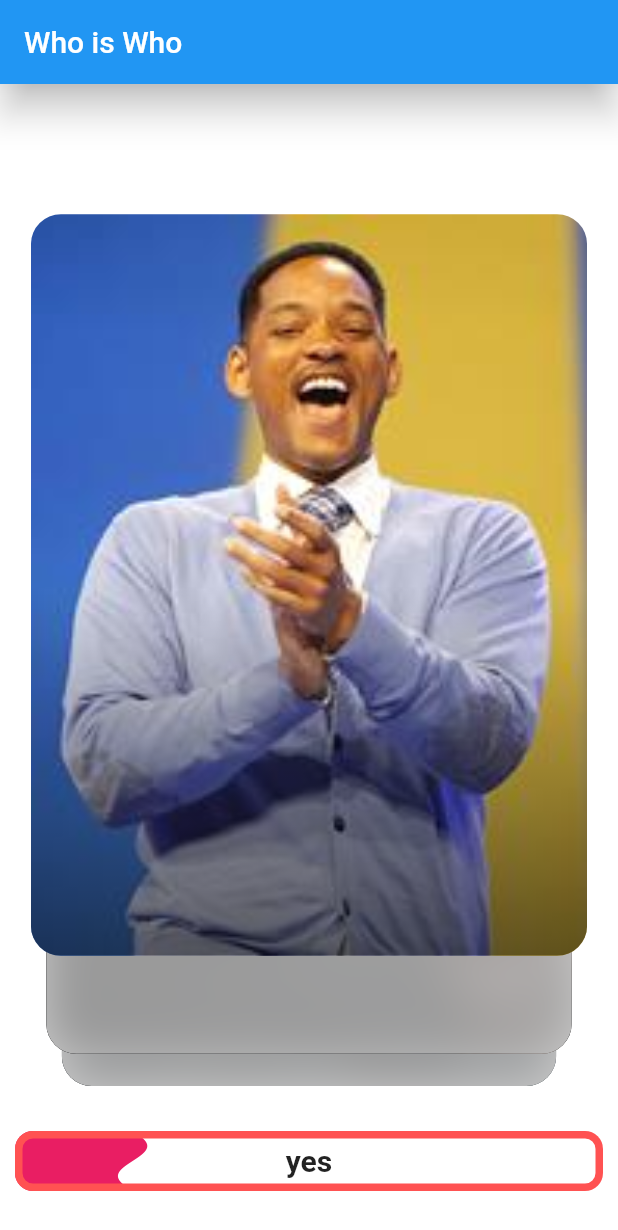
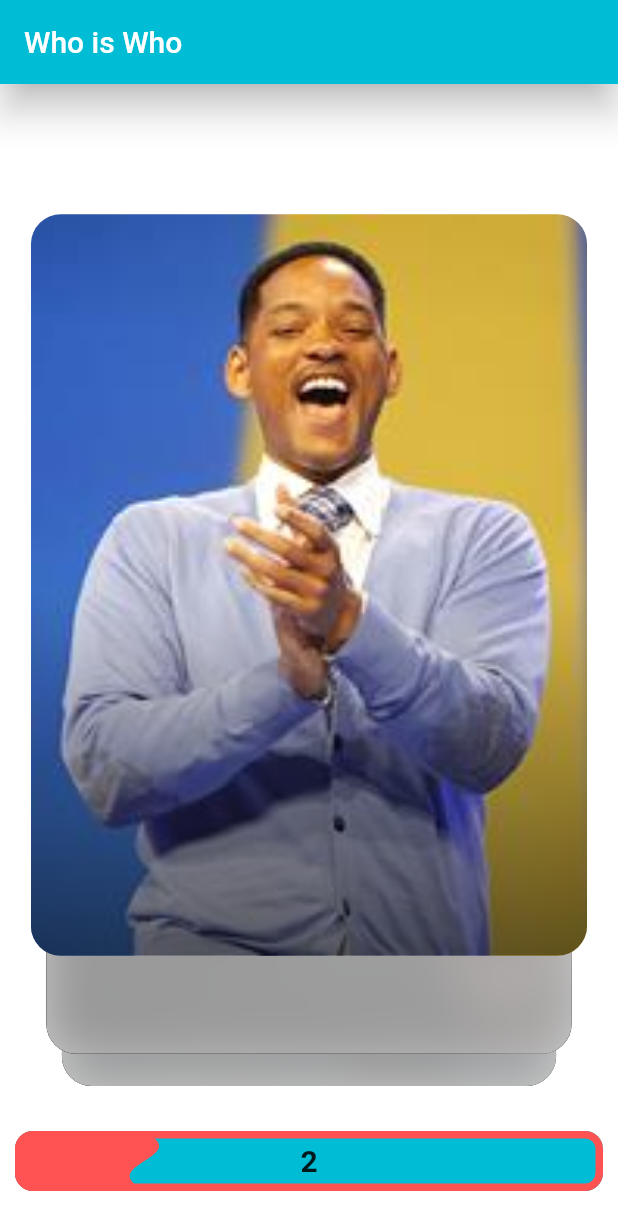
Before and after one commit to Tantan4321/flutter-whoiswho, a Flutter app: the screen it shows after launch, on a phone screen of 412 x 824 dp. Shown: the top 1230 px of the screen. Run offline on Flutter 3.47's test engine with Material 2 defaults, Android fonts, the phone set to English and light mode, and no system bars; drawn by our look-alikes of flip_card, liquid_progress_indicator.

Commit message:
Main page ui finished

```diff
--- a/lib/card.dart
+++ b/lib/card.dart
@@ -87,7 +87,7 @@ class _WhoIsCardState extends State<WhoIsCard> with TickerProviderStateMixin{
                               fontSize: 20.0,
                               fontWeight: FontWeight.w700)),
                       Padding(padding: EdgeInsets.only(bottom: 8.0)),
-                      Text('Description.',
+                      Text('', //TODO: add back description
                           textAlign: TextAlign.start,
                           style: TextStyle(color: Colors.white)),
                     ],
--- /dev/null
+++ b/lib/fade_indexed_stack.dart
@@ -0,0 +1,62 @@
+import 'package:flutter/material.dart';
+
+class FadeIndexedStack extends StatefulWidget {
+  final int index;
+  final List<Widget> children;
+  final Duration duration;
+
+  const FadeIndexedStack({
+    Key key,
+    this.index,
+    this.children,
+    this.duration = const Duration(
+      milliseconds: 800,
+    ),
+  }) : super(key: key);
+
+  @override
+  _FadeIndexedStackState createState() => _FadeIndexedStackState();
+}
+
+class _FadeIndexedStackState extends State<FadeIndexedStack>
+    with SingleTickerProviderStateMixin {
+  AnimationController _controller;
+
+  @override
+  void didUpdateWidget(FadeIndexedStack oldWidget) {
+    if (widget.index != oldWidget.index) {
+      _controller.forward(from: 0.0);
+    }
+    super.didUpdateWidget(oldWidget);
+  }
+
+  @override
+  void initState() {
+    _controller = AnimationController(vsync: this, duration: widget.duration);
+    _controller.forward();
+    super.initState();
+  }
+
+  @override
+  void dispose() {
+    _controller.dispose();
+    super.dispose();
+  }
+
+  @override
+  Widget build(BuildContext context) {
+    return AnimatedBuilder(
+      animation: _controller,
+      builder: (context, child) {
+        return Opacity(
+          opacity: _controller.value,
+          child: child,
+        );
+      },
+      child: IndexedStack(
+        index: widget.index,
+        children: widget.children,
+      ),
+    );
+  }
+}
--- a/lib/main.dart
+++ b/lib/main.dart
@@ -44,6 +44,7 @@ class _HomePageState extends State<HomePage> {
     return Scaffold(
         appBar: AppBar(
           elevation: 10.0,
+          backgroundColor: Colors.cyan,
           title: Text('Who is Who'),
         ),
         backgroundColor: Colors.white,
--- a/lib/primary_page.dart
+++ b/lib/primary_page.dart
@@ -2,6 +2,7 @@ import 'dart:ui';
 
 import 'package:flutter/material.dart';
 import 'package:flutter_whoiswho/card.dart';
+import 'package:flutter_whoiswho/fade_indexed_stack.dart';
 import 'package:liquid_progress_indicator/liquid_progress_indicator.dart';
 import 'game_framework.dart';
 import 'dart:math';
@@ -30,6 +31,15 @@ class HomeScreen extends StatefulWidget {
 class _HomeScreenState extends State<HomeScreen> with TickerProviderStateMixin {
   Game game;
 
+  int _gameBarIndex = 0;
+  int counter = 0;
+  AnimationController timer;
+
+  String get timerString {
+    Duration d = timer.duration * timer.value;
+    return '${(d.inSeconds).toString()}';
+  }
+
   List<WhoIsCard> cards = List();
   AnimationController _controller;
 
@@ -45,6 +55,17 @@ class _HomeScreenState extends State<HomeScreen> with TickerProviderStateMixin {
     //Get the first few cards
     List<Individual> firstFew = game.getFirstFew(cardsSize.length);
 
+    //Init timer
+    timer = AnimationController(
+      value: 1.0,
+      duration: Duration(seconds: 10),
+      vsync: this,
+    );
+    timer.addListener(() => setState(() {}));
+    timer.addStatusListener((AnimationStatus status) {
+      if (status == AnimationStatus.dismissed) timerComplete();
+    });
+
     //Init cards
     for (int i = 0; i < firstFew.length; i++) {
       cards.add(WhoIsCard(individual: firstFew[i], position: i));
@@ -59,6 +80,15 @@ class _HomeScreenState extends State<HomeScreen> with TickerProviderStateMixin {
     _controller.addStatusListener((AnimationStatus status) {
       if (status == AnimationStatus.completed) refreshCards();
     });
+
+    timer.reverse();
+  }
+
+  @override
+  void dispose() {
+    timer.dispose();
+    _controller.dispose();
+    super.dispose();
   }
 
   @override
@@ -73,7 +103,8 @@ class _HomeScreenState extends State<HomeScreen> with TickerProviderStateMixin {
             topCard(),
 
             // Prevent swiping if the cards are animating
-            _controller.status != AnimationStatus.forward
+            _controller.status != AnimationStatus.forward &&
+                    timer.status == AnimationStatus.dismissed
                 ? SizedBox.expand(
                     child: GestureDetector(
                     onPanUpdate: (DragUpdateDetails details) {
@@ -98,7 +129,7 @@ class _HomeScreenState extends State<HomeScreen> with TickerProviderStateMixin {
                       //If the front card was swiped far enough to count as swiped
                       if (topCardAlign.x > 3.0 || topCardAlign.x < -3.0) {
                         setState(() {
-                          animateCards();
+                          resetAnimators();
                         });
                       } else {
                         //Otherwise go back to initial rotation and alignment
@@ -117,9 +148,10 @@ class _HomeScreenState extends State<HomeScreen> with TickerProviderStateMixin {
     );
   }
 
-  void flipCard() {
+  void timerComplete() {
     setState(() {
       cards[0].flip();
+      _gameBarIndex = 1;
     });
   }
 
@@ -164,7 +196,6 @@ class _HomeScreenState extends State<HomeScreen> with TickerProviderStateMixin {
 
   void refreshCards() {
     setState(() {
-      print("refreshing cards...");
       var temp = cards[0];
       cards[0] = cards[1];
       cards[0].position = 0;
@@ -172,32 +203,64 @@ class _HomeScreenState extends State<HomeScreen> with TickerProviderStateMixin {
       cards[1].position = 1;
       cards[2] = WhoIsCard(individual: game.next(false), position: 2);
 
+      counter++; //keep track of cards passed
+
       //Reset alignments
       topCardAlign = defaultTopCardAlign;
       topCardRot = 0.0;
+
+      //Start timer again
+      timer.reverse();
+      _gameBarIndex = 0;
+
+      print("refreshing cards, counter: $counter");
     });
   }
 
-  void animateCards() {
+  void resetAnimators() {
     _controller.stop();
     _controller.value = 0.0;
     _controller.forward();
+    timer.stop();
+    timer.reset();
+    timer.value = 1.0;
   }
 
   Widget gameBar() {
-    return Container(
+    return FadeIndexedStack(
+        duration: Duration(milliseconds: 200),
+        index: _gameBarIndex,
+        children: <Widget>[
+          Container(
               height: 40.0,
               margin: EdgeInsets.symmetric(vertical: 30.0, horizontal: 10.0),
               child: LiquidLinearProgressIndicator(
-          value: 0.2,
-          valueColor: AlwaysStoppedAnimation(Colors.pink),
+                value: timer.value,
+                valueColor: AlwaysStoppedAnimation(Colors.redAccent),
+                backgroundColor: Colors.cyan,
                 borderColor: Colors.redAccent,
                 borderWidth: 5.0,
                 borderRadius: 12.0,
                 direction: Axis.horizontal,
-          center: Text("yes",
-              style: TextStyle(fontSize: 20.0, fontWeight: FontWeight.bold)),
-        ));
+                center: Text(timerString,
+                    style:
+                        TextStyle(fontSize: 20.0, fontWeight: FontWeight.bold)),
+              )),
+          Container(
+              height: 40.0,
+              margin: EdgeInsets.symmetric(vertical: 30.0, horizontal: 10.0),
+              child: Row(
+                mainAxisAlignment: MainAxisAlignment.spaceEvenly,
+                children: <Widget>[
+                  Icon(Icons.cancel, color: Colors.red, size: 40.0,),
+                  Text("Swipe Card",
+                      style: TextStyle(
+                        color: Colors.cyan,
+                          fontSize: 20.0, fontWeight: FontWeight.bold)),
+                  Icon(Icons.check_circle, color: Colors.green, size: 40.0,),
+                ],
+              ))
+        ]);
   }
 }
 
```
Lines whose indentation alone changed are shown as unchanged.
